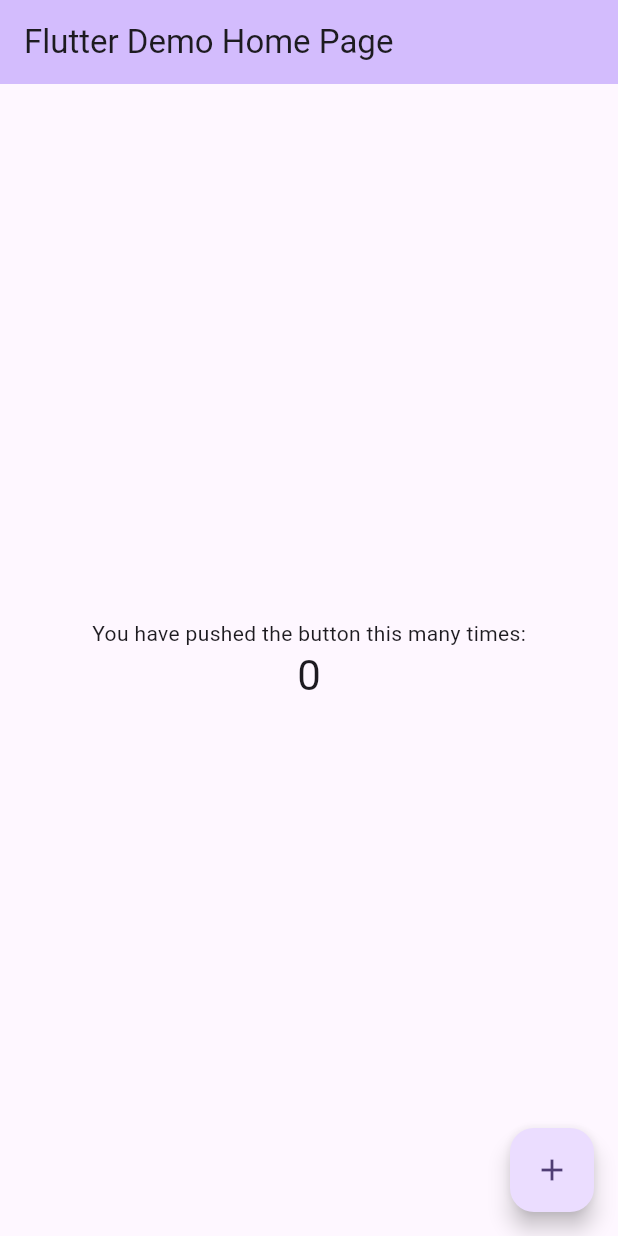
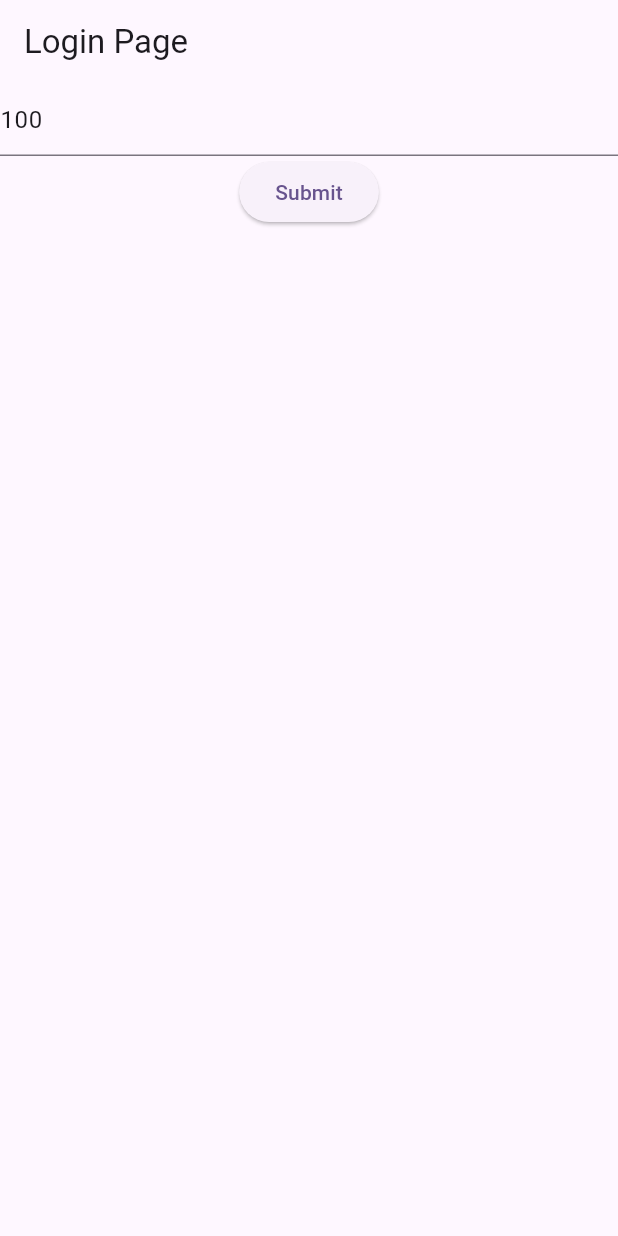
Before and after one commit to moh-abdullah-it/app_forms, a Flutter app: the screen it shows after launch, on a phone screen of 412 x 824 dp. Run offline on Flutter 3.47's test engine with Material 3 defaults, Android fonts, the phone set to English and light mode, and no system bars; drawn by our look-alikes of flutter_form_builder; statements that could not run were skipped.

Commit message:
[MOD]: modify init app form and app form field

```diff
--- /dev/null
+++ b/example/lib/forms/login_form.dart
@@ -0,0 +1,16 @@
+import 'dart:developer';
+
+import 'package:app_forms/app_forms.dart';
+
+class LoginForm extends AppForm {
+  final email = AppFormField<int>(name: 'email', initialValue: 10);
+
+  LoginForm() {
+    email.setInitialValue(100);
+  }
+
+  @override
+  Future onSubmit(Map<String, dynamic>? values) async {
+    log('values $values');
+  }
+}
--- /dev/null
+++ b/example/lib/login_page.dart
@@ -0,0 +1,37 @@
+import 'package:app_forms/app_forms.dart';
+import 'package:example/forms/login_form.dart';
+import 'package:flutter/material.dart';
+
+class LoginPage extends StatelessWidget {
+  final loginForm = LoginForm();
+  LoginPage({super.key});
+
+  @override
+  Widget build(BuildContext context) {
+    return Scaffold(
+      appBar: AppBar(
+        title: const Text('Login Page'),
+      ),
+      body: Center(
+        child: AppFormBuilder(
+            form: loginForm,
+            child: Column(
+              children: [
+                FormBuilderTextField(
+                  name: loginForm.email.name,
+                  key: loginForm.email.fieldKey,
+                  validator: loginForm.email.validations,
+                  initialValue: loginForm.email.initialValue.toString(),
+                ),
+                ElevatedButton(
+                  onPressed: () {
+                    loginForm.email.fieldKey.currentState?.didChange(100);
+                  },
+                  child: Text('Submit'),
+                ),
+              ],
+            )),
+      ),
+    );
+  }
+}
--- a/example/lib/main.dart
+++ b/example/lib/main.dart
@@ -1,3 +1,4 @@
+import 'package:example/login_page.dart';
 import 'package:flutter/material.dart';
 
 void main() {
@@ -31,95 +32,7 @@ class MyApp extends StatelessWidget {
         colorScheme: ColorScheme.fromSeed(seedColor: Colors.deepPurple),
         useMaterial3: true,
       ),
-      home: const MyHomePage(title: 'Flutter Demo Home Page'),
+      home: LoginPage(),
     );
   }
 }
-
-class MyHomePage extends StatefulWidget {
-  const MyHomePage({super.key, required this.title});
-
-  // This widget is the home page of your application. It is stateful, meaning
-  // that it has a State object (defined below) that contains fields that affect
-  // how it looks.
-
-  // This class is the configuration for the state. It holds the values (in this
-  // case the title) provided by the parent (in this case the App widget) and
-  // used by the build method of the State. Fields in a Widget subclass are
-  // always marked "final".
-
-  final String title;
-
-  @override
-  State<MyHomePage> createState() => _MyHomePageState();
-}
-
-class _MyHomePageState extends State<MyHomePage> {
-  int _counter = 0;
-
-  void _incrementCounter() {
-    setState(() {
-      // This call to setState tells the Flutter framework that something has
-      // changed in this State, which causes it to rerun the build method below
-      // so that the display can reflect the updated values. If we changed
-      // _counter without calling setState(), then the build method would not be
-      // called again, and so nothing would appear to happen.
-      _counter++;
-    });
-  }
-
-  @override
-  Widget build(BuildContext context) {
-    // This method is rerun every time setState is called, for instance as done
-    // by the _incrementCounter method above.
-    //
-    // The Flutter framework has been optimized to make rerunning build methods
-    // fast, so that you can just rebuild anything that needs updating rather
-    // than having to individually change instances of widgets.
-    return Scaffold(
-      appBar: AppBar(
-        // TRY THIS: Try changing the color here to a specific color (to
-        // Colors.amber, perhaps?) and trigger a hot reload to see the AppBar
-        // change color while the other colors stay the same.
-        backgroundColor: Theme.of(context).colorScheme.inversePrimary,
-        // Here we take the value from the MyHomePage object that was created by
-        // the App.build method, and use it to set our appbar title.
-        title: Text(widget.title),
-      ),
-      body: Center(
-        // Center is a layout widget. It takes a single child and positions it
-        // in the middle of the parent.
-        child: Column(
-          // Column is also a layout widget. It takes a list of children and
-          // arranges them vertically. By default, it sizes itself to fit its
-          // children horizontally, and tries to be as tall as its parent.
-          //
-          // Column has various properties to control how it sizes itself and
-          // how it positions its children. Here we use mainAxisAlignment to
-          // center the children vertically; the main axis here is the vertical
-          // axis because Columns are vertical (the cross axis would be
-          // horizontal).
-          //
-          // TRY THIS: Invoke "debug painting" (choose the "Toggle Debug Paint"
-          // action in the IDE, or press "p" in the console), to see the
-          // wireframe for each widget.
-          mainAxisAlignment: MainAxisAlignment.center,
-          children: <Widget>[
-            const Text(
-              'You have pushed the button this many times:',
-            ),
-            Text(
-              '$_counter',
-              style: Theme.of(context).textTheme.headlineMedium,
-            ),
-          ],
-        ),
-      ),
-      floatingActionButton: FloatingActionButton(
-        onPressed: _incrementCounter,
-        tooltip: 'Increment',
-        child: const Icon(Icons.add),
-      ), // This trailing comma makes auto-formatting nicer for build methods.
-    );
-  }
-}
--- a/example/pubspec.yaml
+++ b/example/pubspec.yaml
@@ -35,6 +35,8 @@ dependencies:
   # The following adds the Cupertino Icons font to your application.
   # Use with the CupertinoIcons class for iOS style icons.
   cupertino_icons: ^1.0.6
+  app_forms:
+    path: ../
 
 dev_dependencies:
   flutter_test:
--- a/lib/app_forms.dart
+++ b/lib/app_forms.dart
@@ -1,7 +1,7 @@
 library app_forms;
 
-/// A Calculator.
-class Calculator {
-  /// Returns [value] plus 1.
-  int addOne(int value) => value + 1;
-}
+export 'package:flutter_form_builder/flutter_form_builder.dart';
+
+export 'src/app_form.dart';
+export 'src/app_form_field.dart';
+export 'src/widgets/app_form_builder.dart';
--- /dev/null
+++ b/lib/src/app_form.dart
@@ -0,0 +1,31 @@
+import 'package:app_forms/app_forms.dart';
+import 'package:flutter/cupertino.dart';
+
+abstract class AppForm {
+  final GlobalKey<FormBuilderState> formKey = GlobalKey<FormBuilderState>();
+  Map<String, dynamic>? getValues() {
+    return formKey.currentState?.value;
+  }
+
+  void initValues() async {}
+
+  Future onSubmit(Map<String, dynamic>? values);
+
+  void onReset() {}
+
+  bool? saveAndValidate({
+    bool focusOnInvalid = true,
+    bool autoScrollWhenFocusOnInvalid = false,
+  }) {
+    return formKey.currentState?.saveAndValidate(
+      focusOnInvalid: focusOnInvalid,
+      autoScrollWhenFocusOnInvalid: autoScrollWhenFocusOnInvalid,
+    );
+  }
+
+  void submit() async {
+    if (saveAndValidate() ?? false) {
+      onSubmit(getValues());
+    } else {}
+  }
+}
--- /dev/null
+++ b/lib/src/app_form_field.dart
@@ -0,0 +1,15 @@
+import 'package:app_forms/app_forms.dart';
+import 'package:flutter/material.dart';
+
+class AppFormField<T> {
+  final GlobalKey<FormBuilderFieldState> fieldKey =
+      GlobalKey<FormBuilderFieldState>();
+  final String name;
+  final String? Function(String?)? validations;
+  T? initialValue;
+  AppFormField({required this.name, this.validations, this.initialValue});
+
+  setInitialValue(T? value) {
+    this.initialValue = value;
+  }
+}
--- /dev/null
+++ b/lib/src/widgets/app_form_builder.dart
@@ -0,0 +1,126 @@
+import 'package:app_forms/app_forms.dart';
+import 'package:flutter/material.dart';
+
+class AppFormBuilder extends StatelessWidget {
+  final AppForm form;
+
+  /// Called when one of the form fields changes.
+  ///
+  /// In addition to this callback being invoked, all the form fields themselves
+  /// will rebuild.
+  final VoidCallback? onChanged;
+
+  /// {@macro flutter.widgets.navigator.onPopInvoked}
+  ///
+  /// {@tool dartpad}
+  /// This sample demonstrates how to use this parameter to show a confirmation
+  /// dialog when a navigation pop would cause form data to be lost.
+  ///
+  /// ** See code in examples/api/lib/widgets/form/form.1.dart **
+  /// {@end-tool}
+  ///
+  /// See also:
+  ///
+  ///  * [canPop], which also comes from [PopScope] and is often used in
+  ///    conjunction with this parameter.
+  ///  * [PopScope.onPopInvoked], which is what [Form] delegates to internally.ther widget that provides a way to intercept the
+  ///    back button.
+  final void Function(bool)? onPopInvoked;
+
+  /// {@macro flutter.widgets.PopScope.canPop}
+  ///
+  /// {@tool dartpad}
+  /// This sample demonstrates how to use this parameter to show a confirmation
+  /// dialog when a navigation pop would cause form data to be lost.
+  ///
+  /// ** See code in examples/api/lib/widgets/form/form.1.dart **
+  /// {@end-tool}
+  ///
+  /// See also:
+  ///
+  ///  * [onPopInvoked], which also comes from [PopScope] and is often used in
+  ///    conjunction with this parameter.
+  ///  * [PopScope.canPop], which is what [Form] delegates to internally.
+  final bool? canPop;
+
+  /// The widget below this widget in the tree.
+  ///
+  /// This is the root of the widget hierarchy that contains this form.
+  ///
+  /// {@macro flutter.widgets.child}
+  final Widget child;
+
+  /// Used to enable/disable form fields auto validation and update their error
+  /// text.
+  ///
+  /// {@macro flutter.widgets.form.autovalidateMode}
+  final AutovalidateMode? autoValidateMode;
+
+  /// An optional Map of field initialValues. Keys correspond to the field's
+  /// name and value to the initialValue of the field.
+  ///
+  /// The initialValues set here will be ignored if the field has a local
+  /// initialValue set.
+  final Map<String, dynamic> initialValue;
+
+  /// Whether the form should ignore submitting values from fields where
+  /// `enabled` is `false`.
+  ///
+  /// This behavior is common in HTML forms where _readonly_ values are not
+  /// submitted when the form is submitted.
+  ///
+  /// `true` = Disabled / `false` = Read only
+  ///
+  /// When `true`, the final form value will not contain disabled fields.
+  /// Default is `false`.
+  final bool skipDisabled;
+
+  /// Whether the form is able to receive user input.
+  ///
+  /// Defaults to true.
+  ///
+  /// When `false` all the form fields will be disabled - won't accept input -
+  /// and their enabled state will be ignored.
+  final bool enabled;
+
+  /// Whether to clear the internal value of a field when it is unregistered.
+  ///
+  /// Defaults to `false`.
+  ///
+  /// When set to `true`, the form builder will not keep the internal values
+  /// from disposed [FormBuilderField]s. This is useful for dynamic forms where
+  /// fields are registered and unregistered due to state change.
+  ///
+  /// This setting will have no effect when registering a field with the same
+  /// name as the unregistered one.
+  final bool clearValueOnUnregister;
+  const AppFormBuilder({
+    super.key,
+    required this.form,
+    required this.child,
+    this.onChanged,
+    this.onPopInvoked,
+    this.canPop,
+    this.autoValidateMode,
+    this.initialValue = const <String, dynamic>{},
+    this.skipDisabled = false,
+    this.enabled = true,
+    this.clearValueOnUnregister = false,
+  });
+
+  @override
+  Widget build(BuildContext context) {
+    return FormBuilder(
+      key: form.formKey,
+      onChanged: onChanged,
+      onPopInvoked: onPopInvoked,
+      canPop: canPop,
+      autovalidateMode: autoValidateMode,
+      initialValue: initialValue,
+      skipDisabled: skipDisabled,
+      enabled: enabled,
+      clearValueOnUnregister: clearValueOnUnregister,
+      child: child,
+    );
+  }
+}
--- a/pubspec.yaml
+++ b/pubspec.yaml
@@ -1,7 +1,7 @@
 name: app_forms
 description: "app forms flutter"
 version: 0.0.1
-homepage:
+homepage: https://github.com/moh-abdullah-it/app_forms
 
 environment:
   sdk: '>=3.3.0 <4.0.0'
@@ -10,6 +10,7 @@ environment:
 dependencies:
   flutter:
     sdk: flutter
+  flutter_form_builder: ^9.2.1
 
 dev_dependencies:
   flutter_test:
```
Also changed, not shown: example/pubspec.lock, 1 other file.
